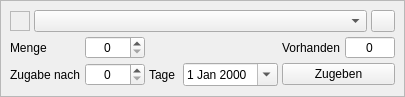
First picture: the form in kleiner-brauhelfer/widgets/wdghefegabe.ui, repository kleiner-brauhelfer/kleiner-brauhelfer-2, before the edit.
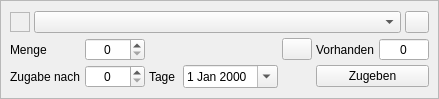
Second picture: the form after the edit. Icons and pictures are not drawn. Custom widgets are drawn as their Qt base class.

Patch:
```diff
--- a/kleiner-brauhelfer/widgets/wdghefegabe.ui
+++ b/kleiner-brauhelfer/widgets/wdghefegabe.ui
@@ -6,8 +6,8 @@
    <rect>
     <x>0</x>
     <y>0</y>
-    <width>393</width>
-    <height>97</height>
+    <width>431</width>
+    <height>99</height>
    </rect>
   </property>
   <property name="autoFillBackground">
@@ -120,6 +120,23 @@
         <property name="verticalSpacing">
          <number>4</number>
         </property>
+        <item row="0" column="0">
+         <widget class="QLabel" name="label">
+          <property name="text">
+           <string>Menge</string>
+          </property>
+         </widget>
+        </item>
+        <item row="1" column="6" colspan="2">
+         <widget class="QPushButton" name="btnZugeben">
+          <property name="toolTip">
+           <string>&lt;html&gt;&lt;head/&gt;&lt;body&gt;&lt;p&gt;Mit Klick auf diesen Button wird dem Kleinen Brauhelfer mitgeteilt, dass die zweite Hefegabe ausgeführt wurde.&lt;/p&gt;&lt;p&gt;An verschiedenen Stellen des Programms  wird diese Aktion nun berücksichtigt. U.a. kann damit ein Sud später als abgefüllt markiert werden.&lt;/p&gt;&lt;/body&gt;&lt;/html&gt;</string>
+          </property>
+          <property name="text">
+           <string>Zugeben</string>
+          </property>
+         </widget>
+        </item>
         <item row="0" column="7">
          <widget class="SpinBox" name="tbVorhanden">
           <property name="minimumSize">
@@ -145,16 +162,10 @@
           </property>
          </widget>
         </item>
-        <item row="0" column="2">
-         <widget class="SpinBox" name="tbMenge">
-          <property name="minimumSize">
-           <size>
-            <width>60</width>
-            <height>0</height>
-           </size>
-          </property>
+        <item row="1" column="1">
+         <widget class="SpinBox" name="tbTage">
           <property name="toolTip">
-           <string>&lt;html&gt;&lt;head/&gt;&lt;body&gt;&lt;p&gt;Anzahl der zugegebenen &lt;span style=&quot; font-weight:600;&quot;&gt;Hefeeinheiten&lt;/span&gt;.&lt;/p&gt;&lt;p&gt;Dies kann einer vorkonfektionierten Tüte Trocken- oder Flüssighefe entsprechen, aber auch kalkulierten Vorräten,  wie sie in einem Hefestarter zur Anwendung kommen.  &lt;/p&gt;&lt;/body&gt;&lt;/html&gt;</string>
+           <string>&lt;html&gt;&lt;head/&gt;&lt;body&gt;&lt;p&gt;Hiermit ist der &lt;span style=&quot; font-weight:600;&quot;&gt;Zugabezeitpunkt &lt;/span&gt;der zweiten Hefegabe in Tagen ab Braudatum gemeint.&lt;/p&gt;&lt;p&gt;Die Zugabe kann gleichzeitig mit der ersten Hefegabe erfolgen. Gewöhnlich wir die zweite Hefe aber nach Abklingen der ersten Hauptgärung zugegeben.&lt;/p&gt;&lt;/body&gt;&lt;/html&gt;</string>
           </property>
           <property name="alignment">
            <set>Qt::AlignCenter</set>
@@ -168,54 +179,7 @@
           </property>
          </widget>
         </item>
-        <item row="0" column="0">
-         <widget class="QLabel" name="label">
-          <property name="text">
-           <string>Menge</string>
-          </property>
-         </widget>
-        </item>
-        <item row="1" column="0">
-         <widget class="QLabel" name="label_2">
-          <property name="text">
-           <string>Zugabe nach</string>
-          </property>
-         </widget>
-        </item>
         <item row="1" column="3">
-         <widget class="QLabel" name="label_3">
-          <property name="minimumSize">
-           <size>
-            <width>30</width>
-            <height>0</height>
-           </size>
-          </property>
-          <property name="text">
-           <string>Tage</string>
-          </property>
-         </widget>
-        </item>
-        <item row="1" column="6" colspan="2">
-         <widget class="QPushButton" name="btnZugeben">
-          <property name="toolTip">
-           <string>&lt;html&gt;&lt;head/&gt;&lt;body&gt;&lt;p&gt;Mit Klick auf diesen Button wird dem Kleinen Brauhelfer mitgeteilt, dass die zweite Hefegabe ausgeführt wurde.&lt;/p&gt;&lt;p&gt;An verschiedenen Stellen des Programms  wird diese Aktion nun berücksichtigt. U.a. kann damit ein Sud später als abgefüllt markiert werden.&lt;/p&gt;&lt;/body&gt;&lt;/html&gt;</string>
-          </property>
-          <property name="text">
-           <string>Zugeben</string>
-          </property>
-         </widget>
-        </item>
-        <item row="1" column="2">
-         <widget class="SpinBox" name="tbTage">
-          <property name="toolTip">
-           <string>&lt;html&gt;&lt;head/&gt;&lt;body&gt;&lt;p&gt;Hiermit ist der &lt;span style=&quot; font-weight:600;&quot;&gt;Zugabezeitpunkt &lt;/span&gt;der zweiten Hefegabe in Tagen ab Braudatum gemeint.&lt;/p&gt;&lt;p&gt;Die Zugabe kann gleichzeitig mit der ersten Hefegabe erfolgen. Gewöhnlich wir die zweite Hefe aber nach Abklingen der ersten Hauptgärung zugegeben.&lt;/p&gt;&lt;/body&gt;&lt;/html&gt;</string>
-          </property>
-          <property name="alignment">
-           <set>Qt::AlignCenter</set>
-          </property>
-         </widget>
-        </item>
-        <item row="1" column="4">
          <widget class="DateEdit" name="tbDatum">
           <property name="toolTip">
            <string>&lt;html&gt;&lt;head/&gt;&lt;body&gt;&lt;p&gt;In diesem Feld wird das &lt;span style=&quot; font-weight:600;&quot;&gt;Zugabedatum &lt;/span&gt;der zweiten Hefe, abhängig vom Zugabezeitpunkt, angegeben.&lt;/p&gt;&lt;/body&gt;&lt;/html&gt;</string>
@@ -225,7 +189,14 @@
           </property>
          </widget>
         </item>
-        <item row="1" column="5">
+        <item row="1" column="0">
+         <widget class="QLabel" name="label_2">
+          <property name="text">
+           <string>Zugabe nach</string>
+          </property>
+         </widget>
+        </item>
+        <item row="1" column="4">
          <spacer name="horizontalSpacer_2">
           <property name="orientation">
            <enum>Qt::Horizontal</enum>
@@ -238,6 +209,55 @@
           </property>
          </spacer>
         </item>
+        <item row="0" column="5">
+         <widget class="QPushButton" name="btnAufbrauchen">
+          <property name="minimumSize">
+           <size>
+            <width>30</width>
+            <height>22</height>
+           </size>
+          </property>
+          <property name="maximumSize">
+           <size>
+            <width>30</width>
+            <height>22</height>
+           </size>
+          </property>
+          <property name="icon">
+           <iconset resource="../images.qrc">
+            <normaloff>:/images/uebertrag_links.svg</normaloff>:/images/uebertrag_links.svg</iconset>
+          </property>
+         </widget>
+        </item>
+        <item row="1" column="2">
+         <widget class="QLabel" name="label_3">
+          <property name="minimumSize">
+           <size>
+            <width>30</width>
+            <height>0</height>
+           </size>
+          </property>
+          <property name="text">
+           <string>Tage</string>
+          </property>
+         </widget>
+        </item>
+        <item row="0" column="1">
+         <widget class="SpinBox" name="tbMenge">
+          <property name="minimumSize">
+           <size>
+            <width>60</width>
+            <height>0</height>
+           </size>
+          </property>
+          <property name="toolTip">
+           <string>&lt;html&gt;&lt;head/&gt;&lt;body&gt;&lt;p&gt;Anzahl der zugegebenen &lt;span style=&quot; font-weight:600;&quot;&gt;Hefeeinheiten&lt;/span&gt;.&lt;/p&gt;&lt;p&gt;Dies kann einer vorkonfektionierten Tüte Trocken- oder Flüssighefe entsprechen, aber auch kalkulierten Vorräten,  wie sie in einem Hefestarter zur Anwendung kommen.  &lt;/p&gt;&lt;/body&gt;&lt;/html&gt;</string>
+          </property>
+          <property name="alignment">
+           <set>Qt::AlignCenter</set>
+          </property>
+         </widget>
+        </item>
        </layout>
       </item>
      </layout>
```
